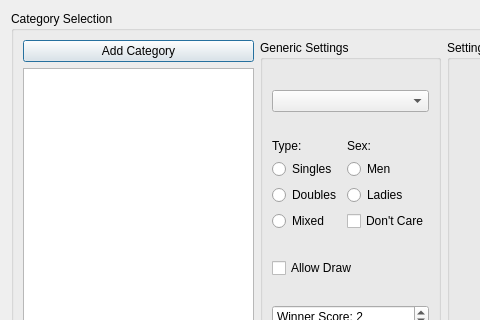
Above: ui/CatTabWidget.ui from probonopd/QTournament before the change; both pictures show x 0 to 480 and y 0 to 320 of the 1009 by 858 pixel window. Below: the same form after it.
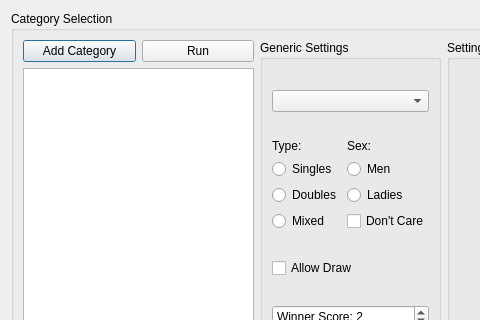
That is the form after the change. Custom widgets are drawn as their Qt base class.

Commit message: Introduced class structures for specialized "category" classes for implementing specific match system specific logic (for groups, swiss ladder, ...)

The edit to the form file:
```diff
--- a/ui/CatTabWidget.ui
+++ b/ui/CatTabWidget.ui
@@ -31,6 +31,13 @@
             </property>
            </widget>
           </item>
+          <item>
+           <widget class="QPushButton" name="btnRunCategory">
+            <property name="text">
+             <string>Run</string>
+            </property>
+           </widget>
+          </item>
          </layout>
         </item>
         <item>
```
Left out of the diff: 17 changed lines with no effect on the pictures. The commit also changes 12 other files.
